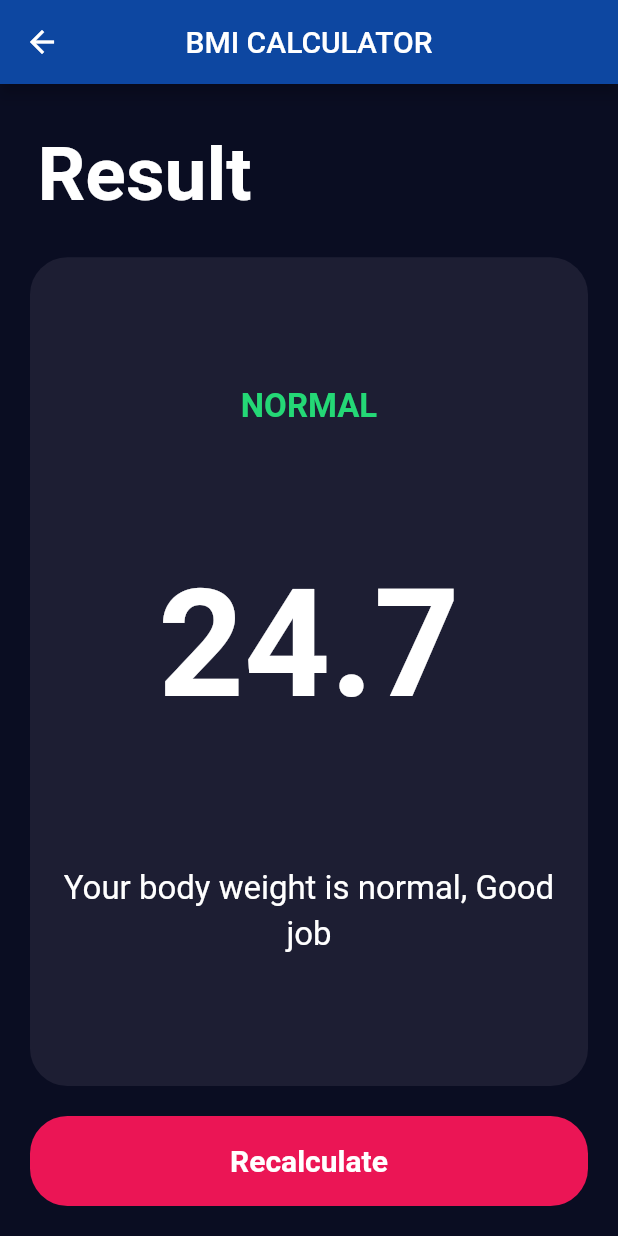
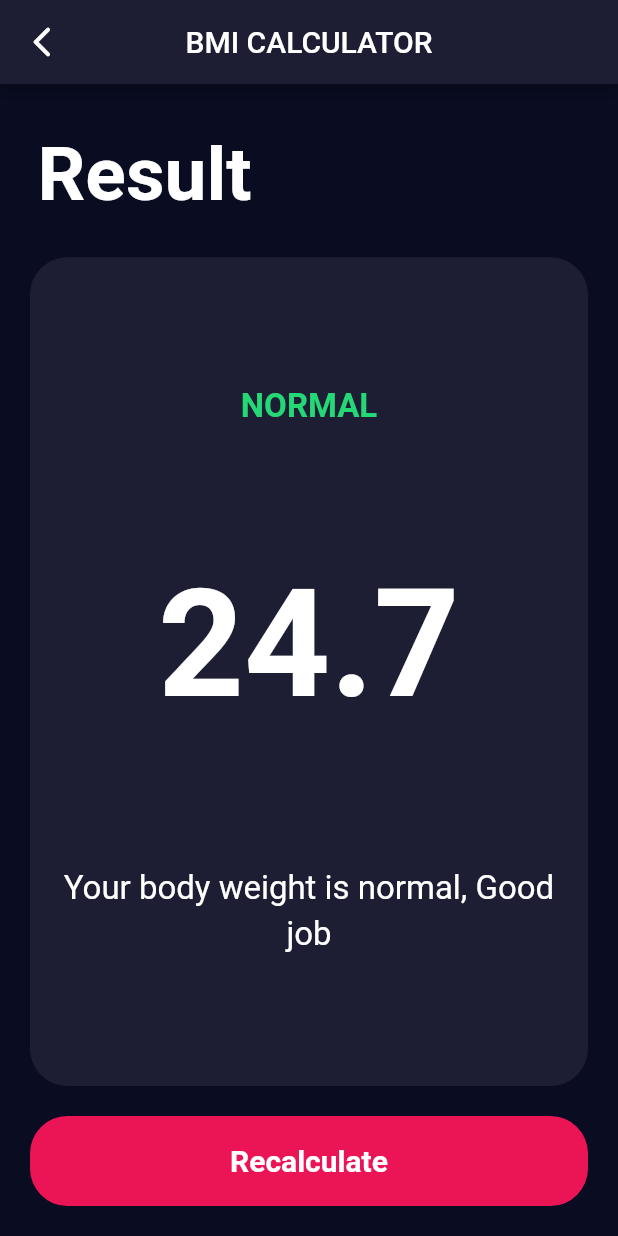
Before and after one commit to Basith-P/BMI-Calculator, a Flutter app: the screen it shows after launch, after a tap on "CALCULATE", on a phone screen of 412 x 824 dp. Run offline on Flutter 3.47's test engine with Material 2 defaults, Android fonts, the phone set to English and light mode, and no system bars; our stand-ins replace font_awesome_flutter.

Commit message:
Fix appbar color

```diff
--- a/lib/screens/input_page.dart
+++ b/lib/screens/input_page.dart
@@ -32,6 +32,7 @@ class _InputPageState extends State<InputPage> {
       appBar: AppBar(
         title: Text('BMI CALCULATOR'),
         centerTitle: true,
+        backgroundColor: kActiveCardColor,
       ),
       body: SafeArea(
         child: Padding(
--- a/lib/screens/result_page.dart
+++ b/lib/screens/result_page.dart
@@ -1,4 +1,5 @@
 import 'package:flutter/material.dart';
+import 'package:font_awesome_flutter/font_awesome_flutter.dart';
 
 import '/utils/constants.dart';
 import '/widgets/reusable_card.dart';
@@ -17,7 +18,12 @@ class ResultPage extends StatelessWidget {
       appBar: AppBar(
         title: Text('BMI CALCULATOR'),
         centerTitle: true,
-        backgroundColor: Colors.blue[900],
+        backgroundColor: kActiveCardColor,
+        leading: IconButton(
+            onPressed: () {
+              Navigator.pop(context);
+            },
+            icon: Icon(Icons.arrow_back_ios_new_rounded)),
       ),
       body: SafeArea(
         child: Padding(
```
